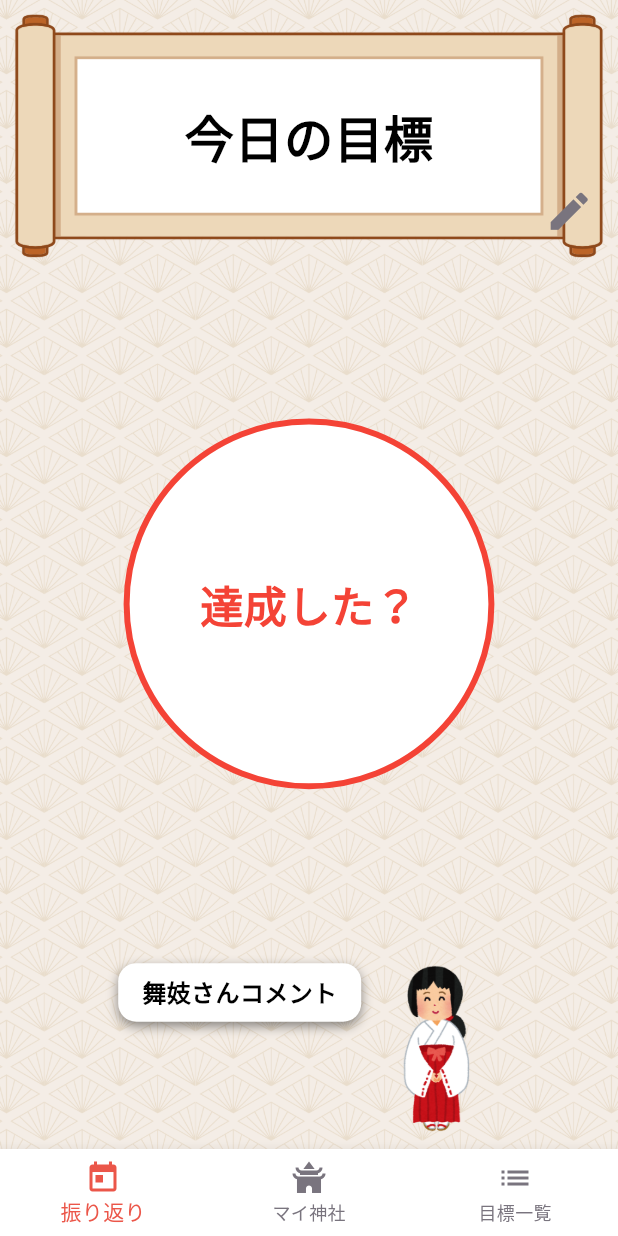
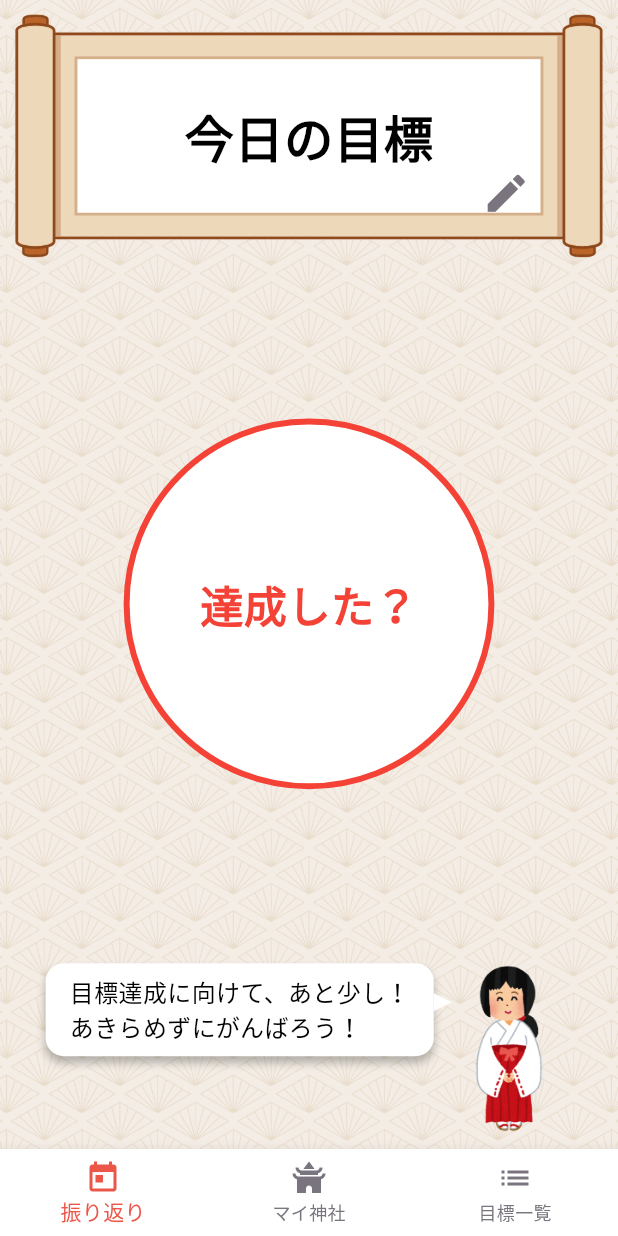
Before and after one commit to Airi291/Hack-U, a Flutter app: the screen it shows after launch, after a tap on "抱負を決める", on a phone screen of 412 x 824 dp. Run offline on Flutter 3.47's test engine with Material 3 defaults, Android fonts, the phone set to English and light mode, and no system bars.

Commit message:
today_review.dart/舞妓さん・神主のメッセージの編集

```diff
--- /dev/null
+++ b/lib/fukidashi.dart
@@ -0,0 +1,84 @@
+import 'package:flutter/material.dart';
+
+class Fukidashi extends StatelessWidget {
+  final String text; // 吹き出し内に表示するテキスト
+  final double maxWidth; // 吹き出しの最大幅を指定
+  final Color backgroundColor; // 吹き出しの背景色
+  final Color textColor; // テキストの色
+  final double borderRadius; // 吹き出しの角の丸み
+  final double arrowSize; // 吹き出しの矢印サイズ
+
+  const Fukidashi({
+    Key? key,
+    required this.text, // テキストは必須
+    this.maxWidth = 200, // 最大幅のデフォルト値は200
+    this.backgroundColor = Colors.white, // 背景色のデフォルト値は白
+    this.textColor = Colors.black, // テキスト色のデフォルト値は黒
+    this.borderRadius = 12, // 角の丸みのデフォルト値は12
+    this.arrowSize = 12, // 矢印のサイズのデフォルト値は12
+  }) : super(key: key);
+
+  @override
+  Widget build(BuildContext context) {
+    return Stack(
+      clipBehavior: Clip.none, // 吹き出しの矢印部分を見切れさせない
+      children: [
+        // 吹き出し本体部分
+        Container(
+          padding: EdgeInsets.symmetric(horizontal: 16, vertical: 8), // 内側の余白
+          decoration: BoxDecoration(
+            color: backgroundColor, // 背景色を設定
+            borderRadius: BorderRadius.circular(borderRadius), // 角を丸める
+            boxShadow: [
+              BoxShadow(
+                color: Colors.black26, // 影の色
+                blurRadius: 4, // 影のぼかし量
+                offset: Offset(0, 4), // 影の位置 (右0, 下4)
+              ),
+            ],
+          ),
+          constraints: BoxConstraints(maxWidth: maxWidth), // 最大幅を制限
+          child: Text(
+            text, // 吹き出し内に表示するテキスト
+            style: TextStyle(
+              fontSize: 16, // フォントサイズ
+              color: textColor, // テキストの色
+            ),
+            softWrap: true, // テキストの折り返しを許可
+          ),
+        ),
+        // 吹き出しの矢印部分
+        Positioned(
+          top: 20, // 矢印の垂直位置
+          right: -arrowSize, // 矢印を右側に配置
+          child: CustomPaint(
+            size: Size(arrowSize, arrowSize), // 矢印のサイズ
+            painter: _FukidashiArrowPainter(backgroundColor), // 矢印の描画を行うペインター
+          ),
+        ),
+      ],
+    );
+  }
+}
+
+// 矢印部分を描画するためのカスタムペインター
+class _FukidashiArrowPainter extends CustomPainter {
+  final Color color; // 矢印の背景色
+
+  _FukidashiArrowPainter(this.color); // コンストラクタで色を初期化
+
+  @override
+  void paint(Canvas canvas, Size size) {
+    final paint = Paint()..color = color; // 描画に使用するペイントオブジェクト
+    final path = Path()
+      ..moveTo(0, 0) // 矢印の左上
+      ..lineTo(size.width, size.height / 2) // 矢印の右中央
+      ..lineTo(0, size.height) // 矢印の左下
+      ..close(); // パスを閉じて三角形を完成させる
+
+    canvas.drawPath(path, paint); // パスを描画
+  }
+
+  @override
+  bool shouldRepaint(covariant CustomPainter oldDelegate) => false; // 再描画の必要がないためfalseを返す
+}
--- a/lib/today_review.dart
+++ b/lib/today_review.dart
@@ -1,5 +1,7 @@
 import 'package:flutter/material.dart';
 import 'bottom_navigation.dart';
+import 'dart:math';
+import 'fukidashi.dart';
 
 class TodayReview extends StatefulWidget {
   @override
@@ -9,6 +11,41 @@ class TodayReview extends StatefulWidget {
 class _TodayReviewState extends State<TodayReview> {
   // 今日の目標が達成されたかどうかを管理するフラグ
   bool _isAchieved = false;
+
+  // コメントリスト
+  List<String> _commentsWhenNotAchieved = [
+    "目標達成に向けて、あと少し！\nあきらめずにがんばろう！",
+    "今日はどうだった？\n諦めないで！",
+    "あなたならきっとできる！\n一歩一歩前進しよう！",
+    "どんな小さな進歩も\n大きな成果に繋がりますよ！",
+    "ひとつずつ進んでいきましょう\n小さな積み重ねが大きな力になりますよ！",
+  ];
+
+  List<String> _commentsWhenAchieved = [
+    "目標達成おめでとうございます！\nこれからも一歩一歩前進していきましょう！",
+    "よくやりましたね！達成できたあなたは本当に素晴らしい。次も頑張りましょう！",
+    "お見事です！\n次も一緒に頑張りましょう！",
+    "お疲れさまでした！\nこれからもどんどん成長していく姿を楽しみにしています！",
+    "素晴らしい！努力が実を結びましたね。\n次もこの調子で進んでいきましょう！",
+  ];
+
+  // ランダムにコメントを選ぶための関数
+  String _getRandomComment(bool isAchieved) {
+    final random = Random();
+    List<String> comments = isAchieved ? _commentsWhenAchieved : _commentsWhenNotAchieved;
+    return comments[random.nextInt(comments.length)];
+  }
+
+  // ランダムに画像を選ぶ関数
+  String _getRandomImage() {
+    final random = Random();
+    // 舞妓さんと神主さんの画像リスト
+    List<String> images = [
+      'image/jinja_miko.png',  // 舞妓さん
+      'image/jinja_kannushi.png',  // 神主さん
+    ];
+    return images[random.nextInt(images.length)];
+  }
 
   @override
   Widget build(BuildContext context) {
@@ -67,8 +104,8 @@ class _TodayReviewState extends State<TodayReview> {
                         ),
                         // 目標編集ボタン
                         Positioned(
-                          bottom: 8,
-                          right: 8, // 右下に配置
+                          bottom: 20,
+                          right: 50, // 右下に配置
                           child: IconButton(
                             icon: Icon(
                               Icons.edit, // 編集アイコン
@@ -150,7 +187,7 @@ class _TodayReviewState extends State<TodayReview> {
             ),
             Spacer(),
 
-            // 舞妓さんコメント
+            // ランダムな舞妓さんまたは神主さん画像を表示
             Padding(
               padding: EdgeInsets.symmetric(horizontal: 20, vertical: 10),
               child: Row(
@@ -158,44 +195,26 @@ class _TodayReviewState extends State<TodayReview> {
                 crossAxisAlignment: CrossAxisAlignment.start,
                 children: [
                   // 吹き出し部分
-                  Container(
-                    padding: EdgeInsets.symmetric(horizontal: 16, vertical: 8), // 内側に余白を設定
-                    decoration: BoxDecoration(
-                      color: Colors.white, // 吹き出しの背景色
-                      borderRadius: BorderRadius.circular(12), // 角を丸くする
-                      boxShadow: [
-                        BoxShadow(
-                          color: Colors.black45, // 影の色
-                          offset: Offset(0, 3), // 影の位置
-                          blurRadius: 6, // 影のぼかし具合
-                        ),
-                      ],
-                    ),
-                    child: ConstrainedBox(
-                      constraints: BoxConstraints(
-                        maxWidth: screenSize.width * 0.5,
-                      ),
-                      child: Text(
-                        '舞妓さんコメント', // コメント内容
-                        style: TextStyle(
-                          fontSize: 16, // フォントサイズ
-                          color: Colors.black, // テキストの色
-                          fontWeight: FontWeight.w600, // フォントの太さ
-                        ),
-                        softWrap: true, // 長いテキストであれば自動で改行
-                        overflow: TextOverflow.visible,
-                      ),
-                    ),
+                  Fukidashi(
+                    text: _getRandomComment(_isAchieved),
+                    maxWidth: screenSize.width * 0.65,  // 吹き出しの横幅を調整
+                    backgroundColor: Colors.white,
+                    textColor: Colors.black,
+                    borderRadius: 12,
+                    arrowSize: 12,
                   ),
                   SizedBox(width: 10),
-                  Image.asset(
-                    'image/jinja_miko.png',
-                    width: screenSize.width * 0.2,
-                    fit: BoxFit.cover, // 画像を枠内に収める
+                  // ランダムな画像を表示
+                  ClipRRect(
+                    child: Image.asset(
+                      _getRandomImage(),
+                      width: screenSize.width * 0.2,  // 画像の幅を調整
+                      fit: BoxFit.cover,  // 画像を枠内に収める
+                    ),
                   ),
                 ],
               ),
-            ),
+            )
           ],
         ),
       ),
--- a/pubspec.yaml
+++ b/pubspec.yaml
@@ -10,6 +10,7 @@ environment:
 dependencies:
   flutter:
     sdk: flutter
+  flutter_bubble: ^1.2.2
 
 dev_dependencies:
   flutter_test:
```
